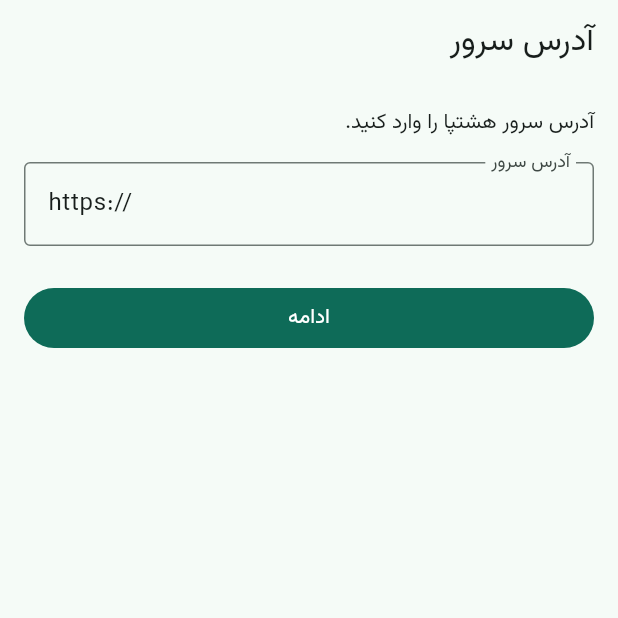
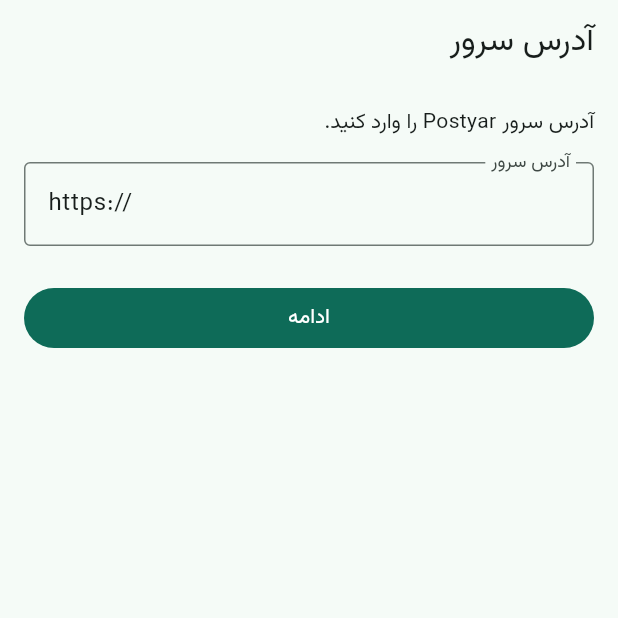
Before and after one commit to Cosmos9526/instagram, a Flutter app: the screen it shows after launch, after a tap on "ادامه", on a phone screen of 412 x 824 dp, the top half of it. Run offline on Flutter 3.47's test engine with Material 3 defaults, Android fonts, the phone set to English and light mode, and no system bars; our stand-ins replace share_plus, shared_preferences; accounts and stored records are empty; network calls fail.

Commit message:
Rename the product to Postyar
User-facing name, PWA manifest, iOS/Android app names and IDs (com.postyar.postyar),
Dart package, database/compose names and docs.

Co-Authored-By: Claude Opus 5.5 <noreply@anthropic.com>
Claude-Session: https://claude.ai/code/session_01URKQTfnHAyX3ANwXC19LCs

```diff
--- a/mobile/lib/api.dart
+++ b/mobile/lib/api.dart
@@ -15,7 +15,7 @@ class ApiException implements Exception {
   String toString() => message;
 }
 
-/// Client for the Hashtpa backend. Server address and login token are stored on the device.
+/// Client for the Postyar backend. Server address and login token are stored on the device.
 class Api {
   Api._(this._prefs);
   final SharedPreferences _prefs;
--- a/mobile/lib/demo.dart
+++ b/mobile/lib/demo.dart
@@ -340,7 +340,7 @@ http.Client demoClient() => MockClient((req) async {
   if (seg.first == 'auth') {
     final user = {
       'id': 'u1',
-      'email': (body is Map ? body['email'] : null) ?? 'demo@hashtpa.app',
+      'email': (body is Map ? body['email'] : null) ?? 'demo@postyar.app',
       'name': 'میلاد',
     };
     out = seg[1] == 'me' ? user : {'token': 'demo', 'user': user};
--- a/mobile/lib/main.dart
+++ b/mobile/lib/main.dart
@@ -20,18 +20,18 @@ Future<void> main() async {
   }
   final api = await Api.load();
   if (isDemo) api.client = demoClient();
-  runApp(HashtpaApp(api: api));
+  runApp(PostyarApp(api: api));
 }
 
-class HashtpaApp extends StatelessWidget {
-  const HashtpaApp({super.key, required this.api});
+class PostyarApp extends StatelessWidget {
+  const PostyarApp({super.key, required this.api});
   final Api api;
 
   @override
   Widget build(BuildContext context) {
     const seed = Color(0xFF0E7C66);
     return MaterialApp(
-      title: 'هشتپا',
+      title: 'Postyar',
       debugShowCheckedModeBanner: false,
       locale: const Locale('fa'),
       supportedLocales: const [Locale('fa'), Locale('en')],
--- a/mobile/lib/screens/auth_screen.dart
+++ b/mobile/lib/screens/auth_screen.dart
@@ -66,7 +66,7 @@ class _AuthScreenState extends State<AuthScreen> {
                     borderRadius: BorderRadius.circular(20),
                   ),
                   child: Text(
-                    '#',
+                    'P',
                     style: TextStyle(
                       fontSize: 40,
                       fontWeight: FontWeight.w900,
@@ -77,7 +77,7 @@ class _AuthScreenState extends State<AuthScreen> {
               ),
               const SizedBox(height: 20),
               Text(
-                'هشتپا',
+                'Postyar',
                 style: theme.textTheme.headlineMedium?.copyWith(
                   fontWeight: FontWeight.w900,
                 ),
--- a/mobile/lib/screens/post_screen.dart
+++ b/mobile/lib/screens/post_screen.dart
@@ -79,7 +79,7 @@ class _PostScreenState extends State<PostScreen> {
           XFile.fromData(
             (await http.get(Uri.parse(widget.api.mediaUrl(p.slides[i]))))
                 .bodyBytes,
-            name: 'hashtpa_${i + 1}.png',
+            name: 'postyar_${i + 1}.png',
             mimeType: 'image/png',
           ),
       ];
--- a/mobile/lib/screens/server_screen.dart
+++ b/mobile/lib/screens/server_screen.dart
@@ -4,7 +4,7 @@ import '../api.dart';
 import '../main.dart';
 import '../widgets/common.dart';
 
-/// Native apps only: the address of the Hashtpa server. (The PWA uses its own address.)
+/// Native apps only: the address of the Postyar server. (The PWA uses its own address.)
 class ServerScreen extends StatefulWidget {
   const ServerScreen({super.key, required this.api});
   final Api api;
@@ -42,7 +42,7 @@ class _ServerScreenState extends State<ServerScreen> {
     body: ListView(
       padding: const EdgeInsets.all(16),
       children: [
-        const Text('آدرس سرور هشتپا را وارد کنید.'),
+        const Text('آدرس سرور Postyar را وارد کنید.'),
         const SizedBox(height: 16),
         TextField(
           controller: _url,
@@ -50,7 +50,7 @@ class _ServerScreenState extends State<ServerScreen> {
           keyboardType: TextInputType.url,
           decoration: const InputDecoration(
             labelText: 'آدرس سرور',
-            hintText: 'https://hashtpa.example.com',
+            hintText: 'https://postyar.example.com',
           ),
         ),
         const SizedBox(height: 24),
--- a/mobile/pubspec.yaml
+++ b/mobile/pubspec.yaml
@@ -1,4 +1,4 @@
-name: hashtpa
+name: postyar
 description: "Hashtpa — daily Instagram content panel (mobile)."
 # The following line prevents the package from being accidentally published to
 # pub.dev using `flutter pub publish`. This is preferred for private packages.
```
Also changed, not shown: 17 other files.
